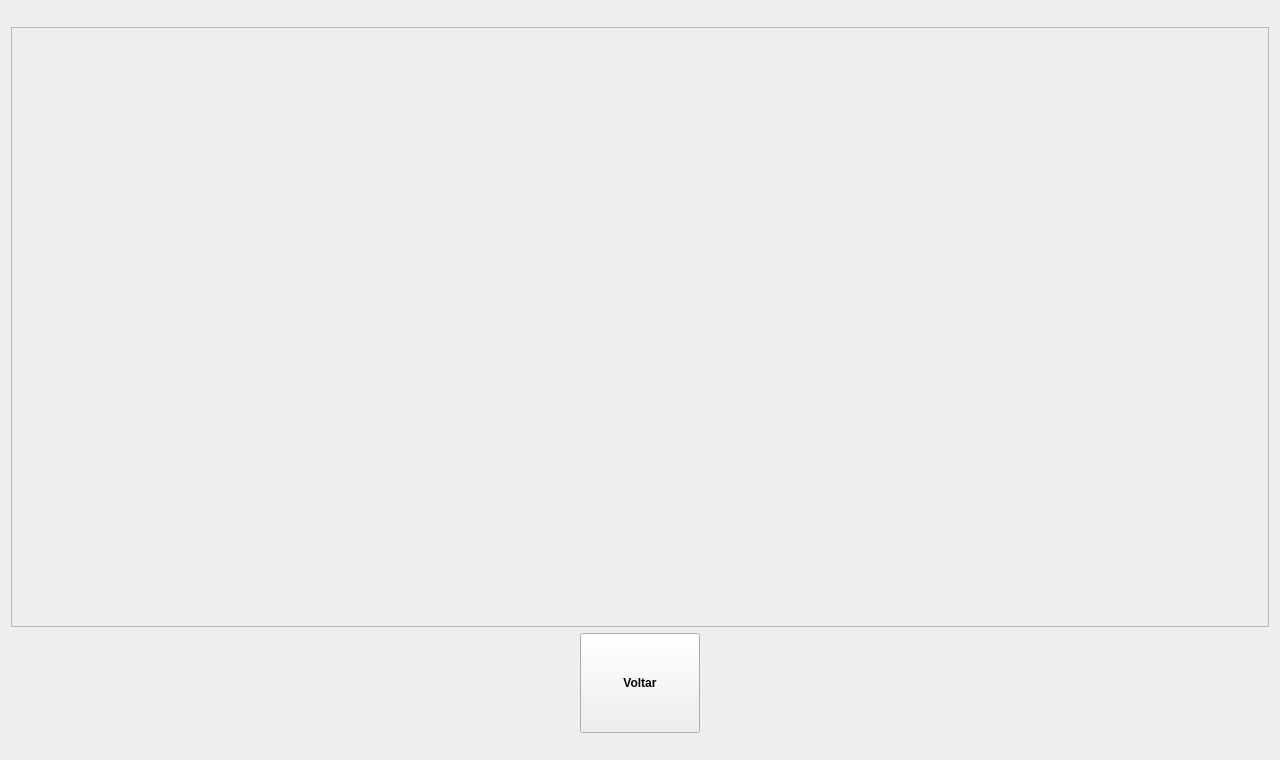
Old version of the form LDFV2/interface/formsaidas.ui in the repository Masipack/LDV.
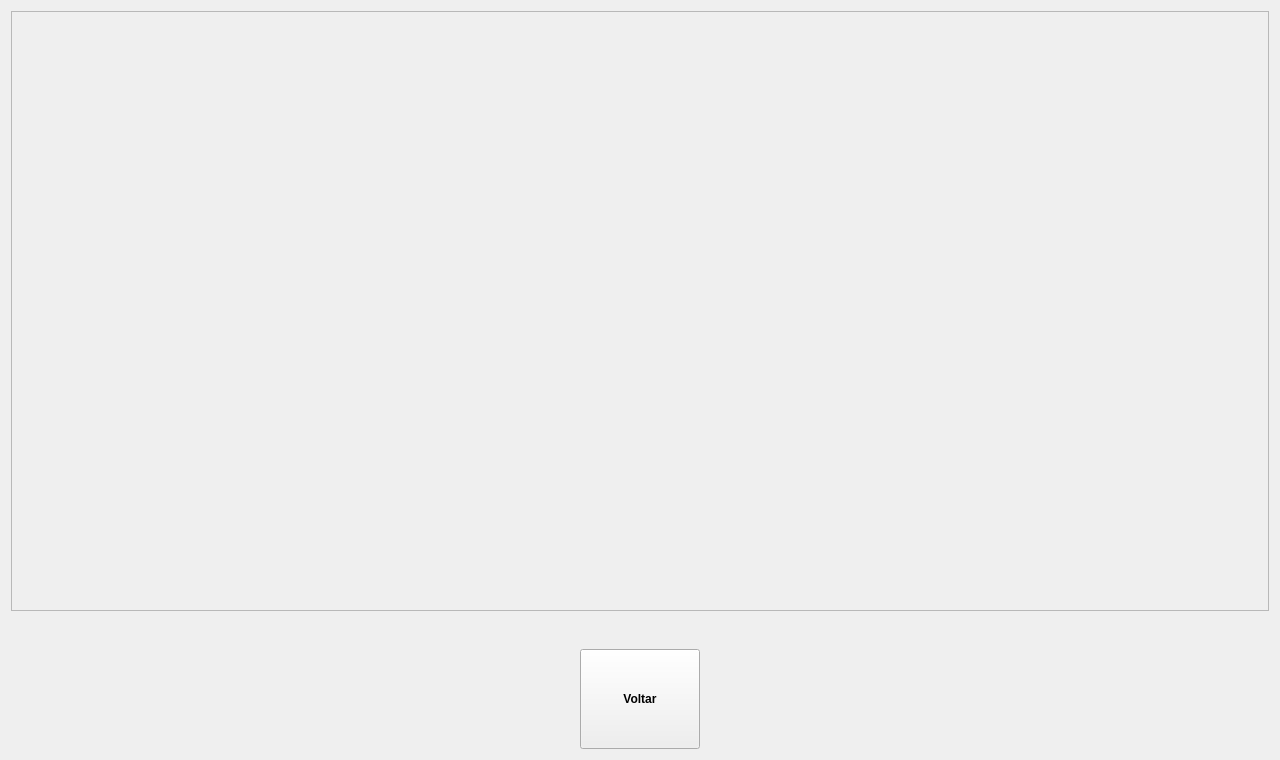
New version of the form. Custom widgets are drawn as their Qt base class.

What changed in the file:
```diff
--- a/LDFV2/interface/formsaidas.ui
+++ b/LDFV2/interface/formsaidas.ui
@@ -18,8 +18,8 @@
   </property>
   <property name="maximumSize">
    <size>
-    <width>1280</width>
-    <height>760</height>
+    <width>16777215</width>
+    <height>16777215</height>
    </size>
   </property>
   <property name="windowTitle">
@@ -27,7 +27,7 @@
   </property>
   <layout class="QVBoxLayout" name="verticalLayout_2">
    <item>
-    <layout class="QVBoxLayout" name="verticalLayout" stretch="1,0">
+    <layout class="QVBoxLayout" name="verticalLayout" stretch="1,0,0">
      <item>
       <widget class="QScrollArea" name="scrollArea">
        <property name="sizePolicy">
@@ -67,6 +67,19 @@
        </widget>
       </widget>
      </item>
+     <item>
+      <spacer name="verticalSpacer">
+       <property name="orientation">
+        <enum>Qt::Vertical</enum>
+       </property>
+       <property name="sizeHint" stdset="0">
+        <size>
+         <width>20</width>
+         <height>40</height>
+        </size>
+       </property>
+      </spacer>
+     </item>
      <item>
       <layout class="QHBoxLayout" name="horizontalLayout">
        <item>
```
